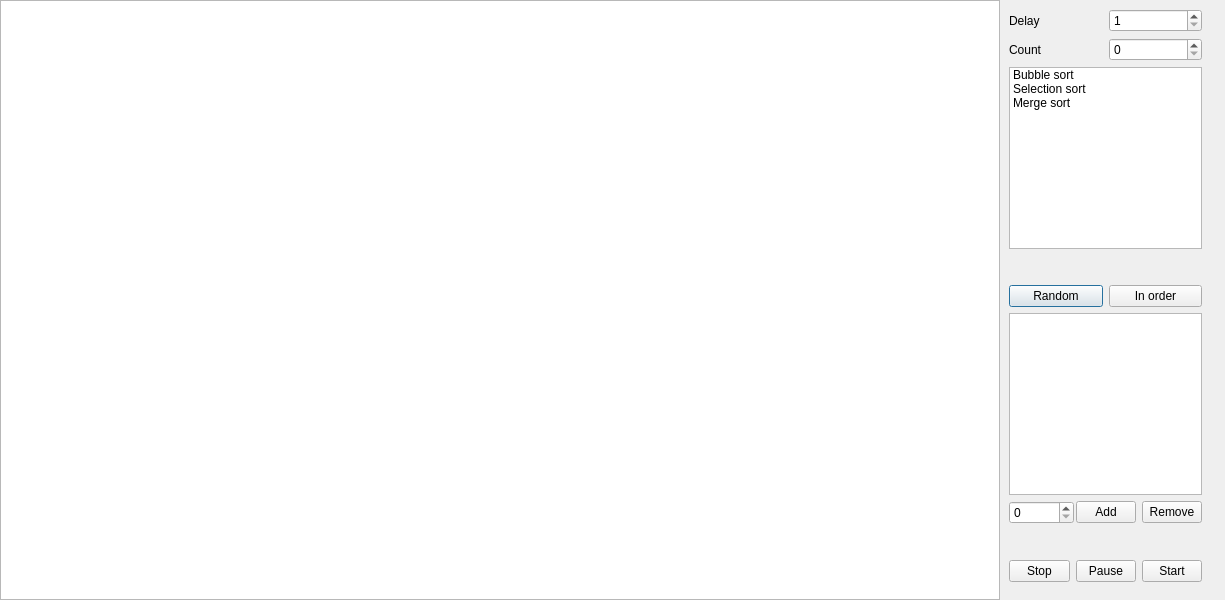
Megarekrut65/4sem-ooop-lab2, file lab2/drawwindow.ui: the form before one commit.
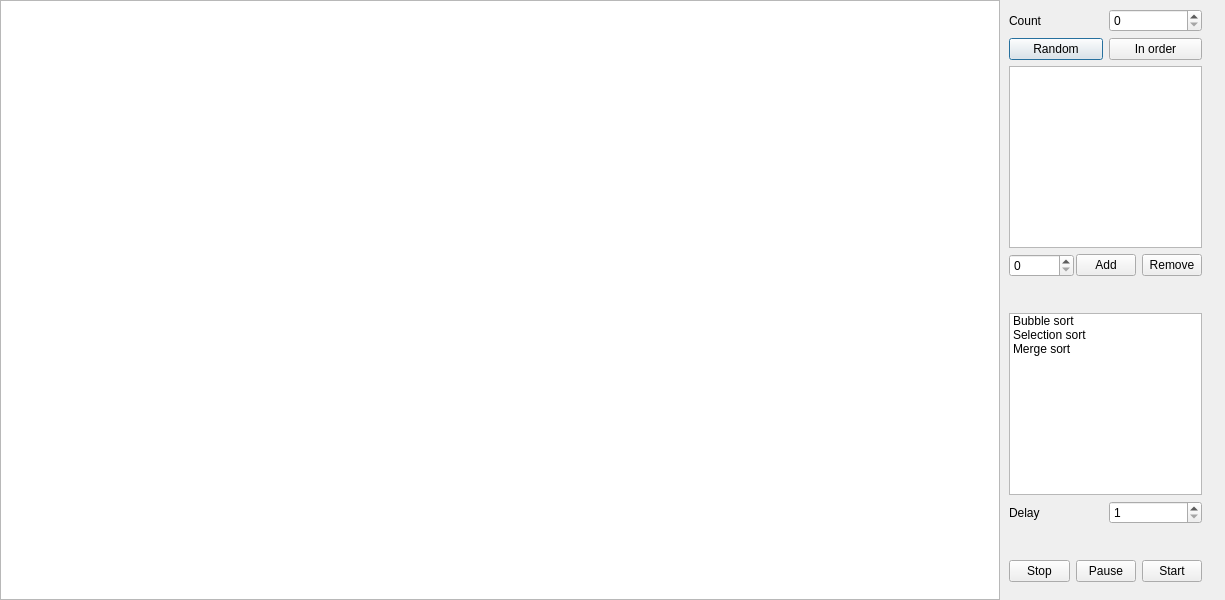
The form after the commit.

Commit message: Edited color pf pause

```diff
--- a/lab2/drawwindow.ui
+++ b/lab2/drawwindow.ui
@@ -75,27 +75,6 @@
     </size>
    </property>
    <layout class="QVBoxLayout" name="verticalLayout">
-    <item>
-     <layout class="QHBoxLayout" name="horizontalLayout">
-      <item>
-       <widget class="QLabel" name="delay_label">
-        <property name="text">
-         <string>Delay</string>
-        </property>
-       </widget>
-      </item>
-      <item>
-       <widget class="QSpinBox" name="delay_spinBox">
-        <property name="minimum">
-         <number>1</number>
-        </property>
-        <property name="maximum">
-         <number>1000</number>
-        </property>
-       </widget>
-      </item>
-     </layout>
-    </item>
     <item>
      <layout class="QHBoxLayout" name="horizontalLayout_2">
       <item>
@@ -114,38 +93,6 @@
       </item>
      </layout>
     </item>
-    <item>
-     <widget class="QListWidget" name="sorts_listWidget">
-      <item>
-       <property name="text">
-        <string>Bubble sort</string>
-       </property>
-      </item>
-      <item>
-       <property name="text">
-        <string>Selection sort</string>
-       </property>
-      </item>
-      <item>
-       <property name="text">
-        <string>Merge sort</string>
-       </property>
-      </item>
-     </widget>
-    </item>
-    <item>
-     <spacer name="verticalSpacer_2">
-      <property name="orientation">
-       <enum>Qt::Vertical</enum>
-      </property>
-      <property name="sizeHint" stdset="0">
-       <size>
-        <width>20</width>
-        <height>40</height>
-       </size>
-      </property>
-     </spacer>
-    </item>
     <item>
      <layout class="QHBoxLayout" name="horizontalLayout_3">
       <item>
@@ -198,6 +145,59 @@
       </item>
      </layout>
     </item>
+    <item>
+     <spacer name="verticalSpacer_2">
+      <property name="orientation">
+       <enum>Qt::Vertical</enum>
+      </property>
+      <property name="sizeHint" stdset="0">
+       <size>
+        <width>20</width>
+        <height>40</height>
+       </size>
+      </property>
+     </spacer>
+    </item>
+    <item>
+     <widget class="QListWidget" name="sorts_listWidget">
+      <item>
+       <property name="text">
+        <string>Bubble sort</string>
+       </property>
+      </item>
+      <item>
+       <property name="text">
+        <string>Selection sort</string>
+       </property>
+      </item>
+      <item>
+       <property name="text">
+        <string>Merge sort</string>
+       </property>
+      </item>
+     </widget>
+    </item>
+    <item>
+     <layout class="QHBoxLayout" name="horizontalLayout">
+      <item>
+       <widget class="QLabel" name="delay_label">
+        <property name="text">
+         <string>Delay</string>
+        </property>
+       </widget>
+      </item>
+      <item>
+       <widget class="QSpinBox" name="delay_spinBox">
+        <property name="minimum">
+         <number>1</number>
+        </property>
+        <property name="maximum">
+         <number>1000</number>
+        </property>
+       </widget>
+      </item>
+     </layout>
+    </item>
     <item>
      <spacer name="verticalSpacer">
       <property name="orientation">
```
The commit also changes 1 other file.
